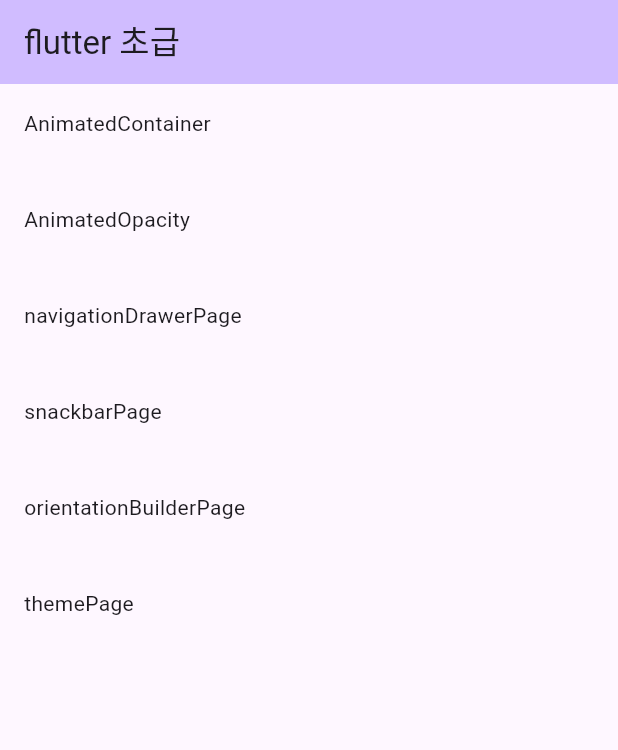
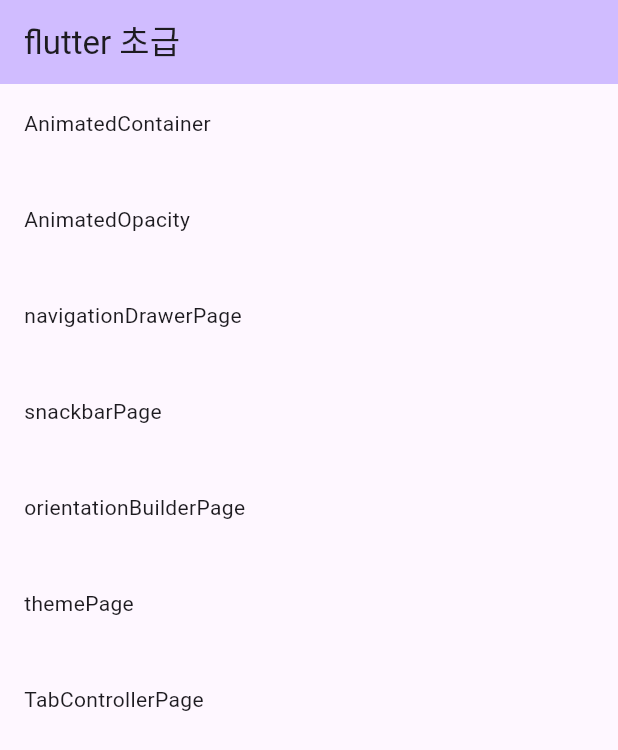
Before and after one commit to sc2bat/my_flutter_freshman, a Flutter app: the screen it shows after launch, on a phone screen of 412 x 824 dp. Shown: the top 750 px of the screen. Run offline on Flutter 3.47's test engine with Material 3 defaults, Android fonts, the phone set to English and light mode, and no system bars; our stand-ins replace go_router.

Commit message:
done TabController

```diff
--- a/lib/routes/router.dart
+++ b/lib/routes/router.dart
@@ -6,6 +6,7 @@
 import 'package:my_flutter_freshman/ui/pages/navigation_drawer_page.dart';
 import 'package:my_flutter_freshman/ui/pages/orientation_builder_page.dart';
 import 'package:my_flutter_freshman/ui/pages/snakbar_page.dart';
+import 'package:my_flutter_freshman/ui/pages/tab_controller_page.dart';
 import 'package:my_flutter_freshman/ui/pages/theme_page.dart';
 
 final GoRouter router = GoRouter(routes: [
@@ -51,4 +52,10 @@
       return const ThemePage();
     },
   ),
+  GoRoute(
+    path: '/tabControllerPage',
+    builder: (BuildContext context, GoRouterState state) {
+      return const TabControllerPage();
+    },
+  ),
 ]);
--- a/lib/ui/pages/main_page.dart
+++ b/lib/ui/pages/main_page.dart
@@ -32,6 +32,9 @@
                 routeAddr: '/orientationBuilderPage',
                 titleText: 'orientationBuilderPage'),
             BuildPushList(routeAddr: '/themePage', titleText: 'themePage'),
+            BuildPushList(
+                routeAddr: '/tabControllerPage',
+                titleText: 'TabControllerPage'),
           ],
         ),
       ),
```
Also changed, not shown: lib/ui/pages/tab_controller_page.dart (added, +59 -0 lines).
